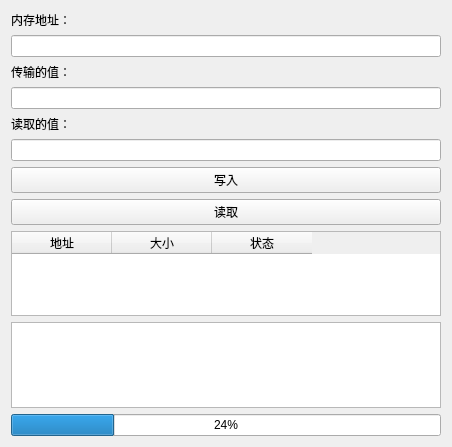
Before: the Qt Designer form Process/Process.ui in 3737cc/C-C--, drawn with Qt 5.
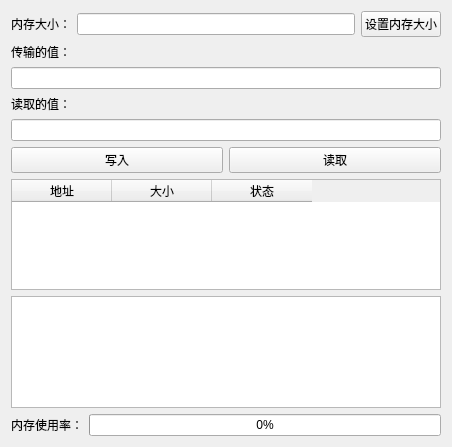
After: the same form once the commit is applied.

```diff
--- a/Process/Process.ui
+++ b/Process/Process.ui
@@ -16,14 +16,25 @@
   <widget class="QWidget" name="centralWidget">
    <layout class="QVBoxLayout" name="verticalLayout">
     <item>
-     <widget class="QLabel" name="addressLabel">
+     <layout class="QHBoxLayout" name="horizontalLayout_2">
+      <item>
+       <widget class="QLabel" name="sizeLabel">
       <property name="text">
-       <string>内存地址：</string>
+         <string>内存大小：</string>
       </property>
      </widget>
     </item>
     <item>
-     <widget class="QLineEdit" name="addressInput"/>
+       <widget class="QLineEdit" name="sizeInput"/>
+      </item>
+      <item>
+       <widget class="QPushButton" name="sizeButton">
+        <property name="text">
+         <string>设置内存大小</string>
+        </property>
+       </widget>
+      </item>
+     </layout>
     </item>
     <item>
      <widget class="QLabel" name="valueInputLabel">
@@ -46,6 +57,8 @@
      <widget class="QLineEdit" name="valueOutput"/>
     </item>
     <item>
+     <layout class="QHBoxLayout" name="horizontalLayout">
+      <item>
      <widget class="QPushButton" name="writeButton">
       <property name="text">
        <string>写入</string>
@@ -59,6 +72,8 @@
       </property>
      </widget>
     </item>
+     </layout>
+    </item>
     <item>
      <widget class="QTableWidget" name="memoryBlockTable">
       <column>
@@ -82,11 +97,22 @@
      <widget class="QTextEdit" name="logTextEdit"/>
     </item>
     <item>
+     <layout class="QHBoxLayout" name="horizontalLayout_3">
+      <item>
+       <widget class="QLabel" name="memoryUsageLabel">
+        <property name="text">
+         <string>内存使用率：</string>
+        </property>
+       </widget>
+      </item>
+      <item>
      <widget class="QProgressBar" name="memoryUsageBar">
       <property name="value">
-       <number>24</number>
-      </property>
-     </widget>
+         <number>0</number>
+        </property>
+       </widget>
+      </item>
+     </layout>
     </item>
    </layout>
   </widget>
```
Lines whose indentation alone changed are shown as unchanged.
